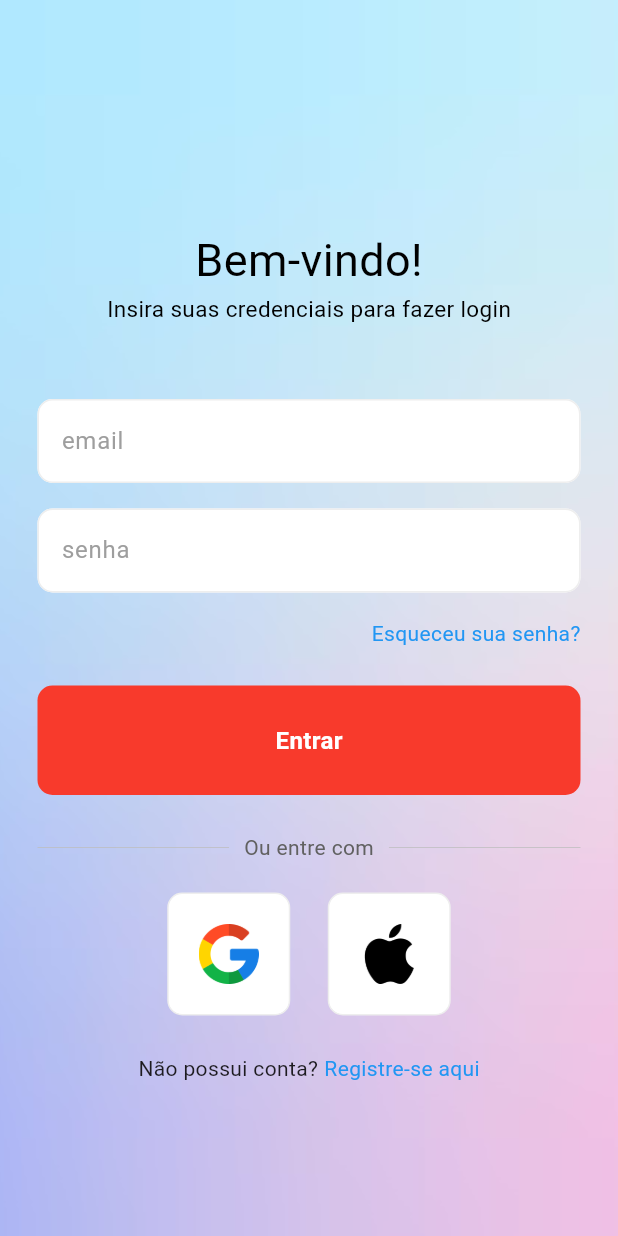
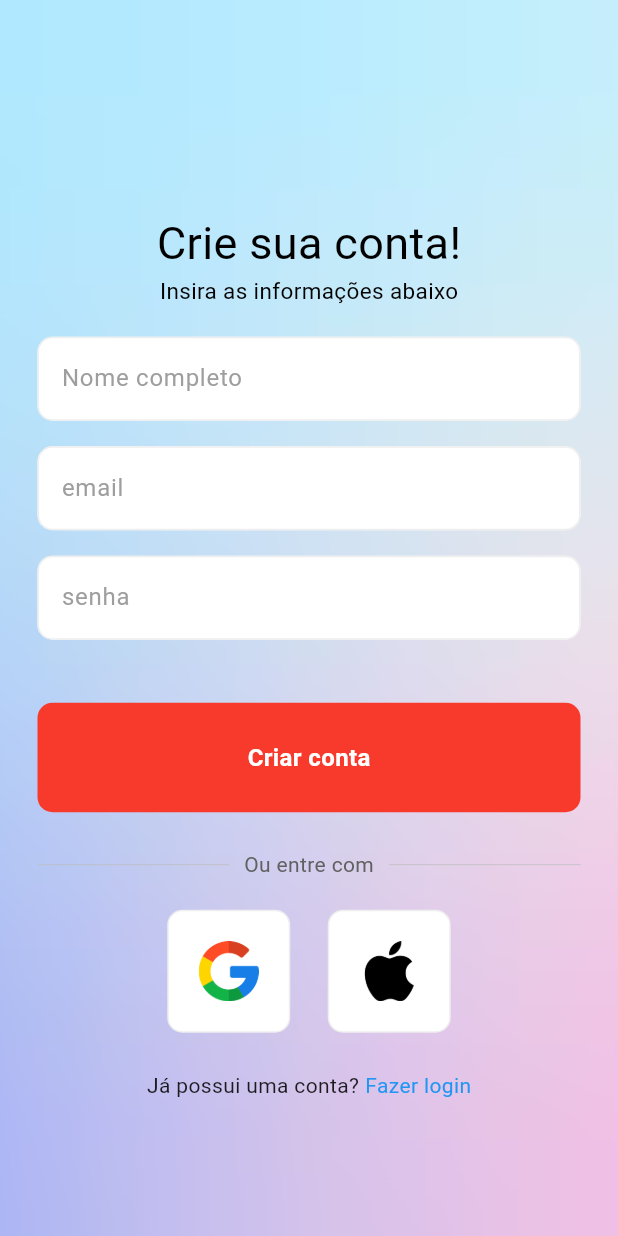
Before and after one commit to samuelincoln1/flutter-test, a Flutter app: the screen it shows after launch, on a phone screen of 412 x 824 dp. Run offline on Flutter 3.47's test engine with Material 3 defaults, Android fonts, the phone set to English and light mode, and no system bars.

Commit message:
att: pagina de registro

```diff
--- a/lib/main.dart
+++ b/lib/main.dart
@@ -13,9 +13,10 @@ class MainApp extends StatelessWidget {
   Widget build(BuildContext context) {
     return MaterialApp(
       debugShowCheckedModeBanner: false,
-      home: LoginPage(),
+      home: const RegisterPage(),
       routes: {
         '/register/': (context) => const RegisterPage(),
+        '/login/': (context) => LoginPage(),
       },
     );
   }
--- a/lib/views/login_page.dart
+++ b/lib/views/login_page.dart
@@ -139,7 +139,7 @@ class LoginPage extends StatelessWidget {
                         const SizedBox(width: 4,),
                         GestureDetector(
                           onTap: ()  {
-                             Navigator.of(context).pushNamed('/register/');
+                          Navigator.of(context).pushNamedAndRemoveUntil('/register/', (_) => false);
                           },
                           child: const Text(
                             'Registre-se aqui',
--- a/lib/views/register_page.dart
+++ b/lib/views/register_page.dart
@@ -1,25 +1,148 @@
 import 'package:flutter/material.dart';
+import 'package:teste/components/my_button.dart';
+import 'package:teste/components/my_text_field.dart';
+import 'package:teste/components/squre_tile.dart';
 
 class RegisterPage extends StatefulWidget {
   const RegisterPage({super.key});
+
 
   @override
   State<RegisterPage> createState() => _RegisterPageState();
 }
 
 class _RegisterPageState extends State<RegisterPage> {
+
+  final emailController = TextEditingController();
+  final passwordController = TextEditingController();
+  final nomeController = TextEditingController();
+
   @override
   Widget build(BuildContext context) {
     return Scaffold(
       body: Container(
-        child: SafeArea(
-          child: Column(
-            children: [
-              const Text('ASDASDSADASDASDADAS')
-            ],
+        decoration: const BoxDecoration(
+          image: DecorationImage(
+            image: AssetImage('lib/images/fundo.png'),
+            fit: BoxFit.cover
           ),
         ),
-      ),
+        child: SafeArea(
+          child: Center(
+            child: SingleChildScrollView(
+              child: Column(
+                mainAxisAlignment: MainAxisAlignment.center,
+                children: [
+                    const SizedBox(height:50),
+
+                    // logo e texto
+                     const Text(
+                      'Crie sua conta!',
+                      style: TextStyle(
+                        color: Colors.black,
+                        fontSize: 30,
+                        ),
+                    ),
+
+                    const Text(
+                      'Insira as informações abaixo',
+                      style: TextStyle(
+                        color: Colors.black,
+                        fontSize: 15,
+
+                        ),
+                    ),
+
+                    const SizedBox(height:20),
+
+                    MyTextField(controller: nomeController, hintText: "Nome completo", obscureText: false),
+                    const SizedBox(height:17),
+                    // username texfield
+                    MyTextField(controller: emailController, hintText: "email", obscureText: false),
+
+                    const SizedBox(height:17),
+
+                    // password textfield
+                    MyTextField(controller: passwordController, hintText: "senha", obscureText: true),
+
+                    const SizedBox(height:42),
+
+                    // register button
+                    MyButton(
+                      onTap: (){},
+                      text: 'Criar conta',
+                    ),
+
+                    const SizedBox(height:25),
+
+                    // or continue with
+                    Padding(
+                      padding: const EdgeInsets.symmetric(horizontal: 25.0),
+                      child: Row(
+                        children: [
+                          Expanded(
+                            child: Divider(
+                              thickness: 0.5,
+                              color: Colors.grey[400],
+                            ),
+                          ),
+
+                          Padding(
+                            padding: const EdgeInsets.symmetric(horizontal: 10.0),
+                            child: Text(
+                              'Ou entre com',
+                              style: TextStyle(color: Colors.grey[700]),
+                              ),
+                          ),
+
+                          Expanded(
+                            child: Divider(
+                              thickness: 0.5,
+                              color: Colors.grey[400],
+                            ),
+                          ),
+                        ],
+                      ),
+                    ),
+
+                    const SizedBox(height:20),
+
+                    // google + apple
+                    const Row(
+                      mainAxisAlignment: MainAxisAlignment.center,
+                      children: [
+                        SquareTile(
+                          imagePath: 'lib/images/google.png',),
+                        SizedBox(width: 25),
+                        SquareTile(imagePath: 'lib/images/apple.png'),
+                      ],
+                    ),
+
+                    const SizedBox(height: 25,),
+
+                    // não possui conta? Registre-se aqui
+                    Row(
+                      mainAxisAlignment: MainAxisAlignment.center,
+                      children: [
+                        const Text('Já possui uma conta?'),
+                        const SizedBox(width: 4,),
+                        GestureDetector(
+                          onTap: ()  {
+                             Navigator.of(context).pushNamedAndRemoveUntil('/login/', (_) => false);
+                          },
+                          child: const Text(
+                            'Fazer login',
+                            style: TextStyle(color: Colors.blue),
+                            ),
+                        ),
+                      ],
+                    ),
+                ],
+                ),
+            ),
+          ),
+        ),
+      )
     );
   }
 }
```
